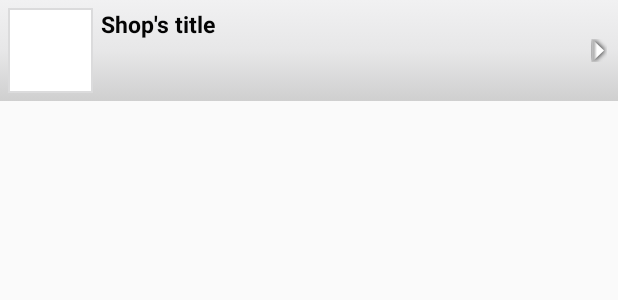
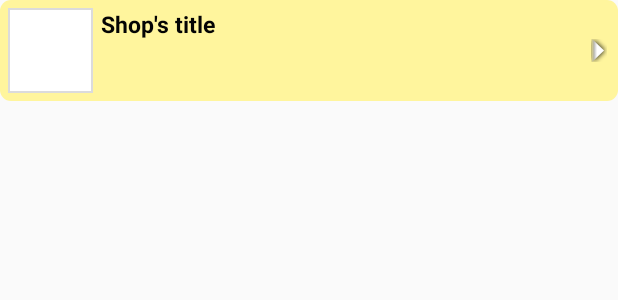
Before and after one commit to panagiotat/EventMe, an Android app: the layout list_row.xml on its own in the app's theme, with its tools: preview values and no code run, on a phone screen of 412 x 824 dp. Shown: the top 300 px of the screen. Run offline under Robolectric (Android 15) with nearby library versions, the phone set to English and light mode, and no system bars.

```diff
--- a/app/build.gradle
+++ b/app/build.gradle
@@ -20,11 +20,11 @@ android {
 }
 
 dependencies {
-    compile fileTree(dir: 'libs', include: ['*.jar'])
+    compile fileTree(include: ['*.jar'], dir: 'libs')
     androidTestCompile('com.android.support.test.espresso:espresso-core:2.2.2', {
         exclude group: 'com.android.support', module: 'support-annotations'
     })
-    compile group: 'com.squareup.picasso', name: 'picasso', version: '2.5.0'
+    compile 'com.squareup.picasso:picasso:2.5.0'
     compile 'com.android.support:appcompat-v7:25.3.1'
     compile 'com.android.support:design:25.3.1'
     compile 'com.android.support.constraint:constraint-layout:1.0.2'
--- a/app/src/main/java/eventme/eventme/CustomList.java
+++ b/app/src/main/java/eventme/eventme/CustomList.java
@@ -4,13 +4,9 @@ package eventme.eventme;
  */
 
 import android.app.Activity;
-import android.graphics.Bitmap;
-import android.graphics.drawable.Drawable;
-import android.util.Log;
 import android.view.LayoutInflater;
 import android.view.View;
 import android.view.ViewGroup;
-import android.widget.ArrayAdapter;
 import android.widget.BaseAdapter;
 import android.widget.ImageView;
 import android.widget.TextView;
--- /dev/null
+++ b/app/src/main/res/drawable/customshape.xml
@@ -0,0 +1,14 @@
+<?xml version="1.0" encoding="UTF-8"?>
+<shape xmlns:android="http://schemas.android.com/apk/res/android"
+    android:shape="rectangle">
+    <gradient
+        android:startColor="#fff59d"
+        android:endColor="#fff59d"
+        android:angle="270"/>
+
+    <corners
+        android:bottomRightRadius="7dp"
+        android:bottomLeftRadius="7dp"
+        android:topLeftRadius="7dp"
+        android:topRightRadius="7dp"/>
+</shape>
--- a/app/src/main/res/layout/activity_homepage.xml
+++ b/app/src/main/res/layout/activity_homepage.xml
@@ -26,8 +26,9 @@
             android:id="@+id/list"
             android:layout_width="fill_parent"
             android:layout_height="wrap_content"
-            android:divider="#b5b5b5"
-            android:dividerHeight="1dp"
+            android:divider="@android:color/transparent"
+            android:dividerHeight="7dp"
+            android:layout_margin="7dp"
             android:listSelector="@drawable/list_selector" />
     </RelativeLayout>
 
--- a/app/src/main/res/layout/list_row.xml
+++ b/app/src/main/res/layout/list_row.xml
@@ -3,9 +3,10 @@
     xmlns:tools="http://schemas.android.com/tools"
     android:layout_width="fill_parent"
     android:layout_height="wrap_content"
-    android:background="@drawable/list_selector"
+
+    android:background="@drawable/customshape"
     android:orientation="horizontal"
-    android:padding="5dip" >
+    android:padding="5dip">
 
     <!--  ListRow Left image -->
     <LinearLayout android:id="@+id/thumbnail"
```
